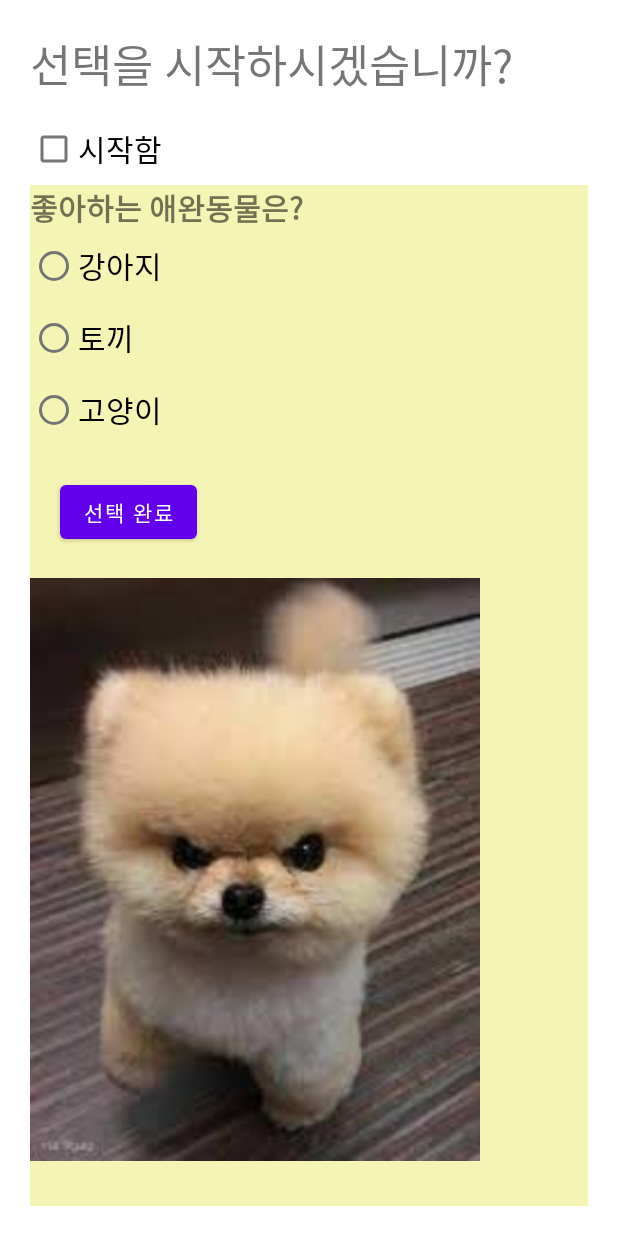
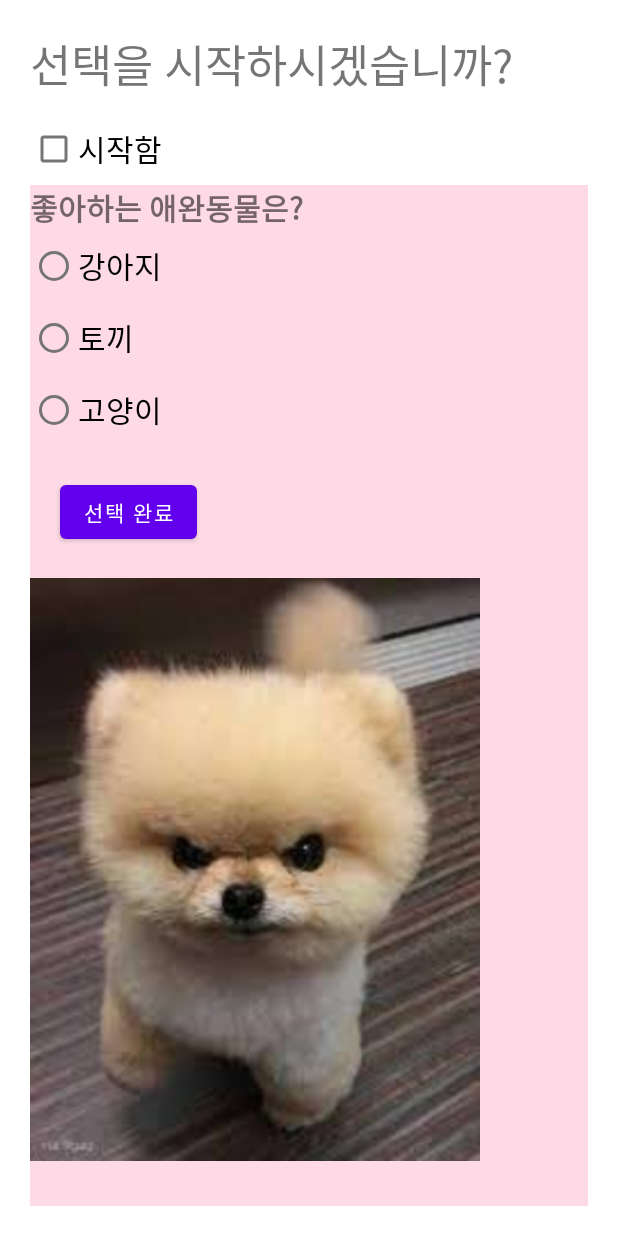
Before and after one commit to vko-rx/PetPhoto, an Android app: the layout activity_main.xml on its own in the app's theme, with its tools: preview values and no code run, on a phone screen of 412 x 824 dp. Run offline under Robolectric (Android 15) with nearby library versions, the phone set to English and light mode, and no system bars.

Commit message:
4-2 완성

```diff
--- a/app/src/main/res/layout/activity_main.xml
+++ b/app/src/main/res/layout/activity_main.xml
@@ -25,7 +25,7 @@
         android:layout_width="match_parent"
         android:layout_height="match_parent"
         android:orientation="vertical"
-        android:background="#F4F4B5">
+        android:background="#FDDAE5">
         <TextView
             android:layout_width="wrap_content"
             android:layout_height="wrap_content"
```
Also changed, not shown: app/src/main/java/kr/hs/emirim/kjminn/petphoto/MainActivity.kt (+10 -5 lines), app/src/main/res/drawable/rabbit.jpg (renamed from app/src/main/res/drawable/rabit.jpg).
